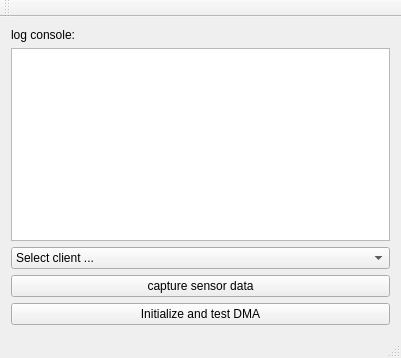
Old version of the form qt/FZ3TCPServer/mainwindow.ui in the repository HosseinBeheshti/FZ3.
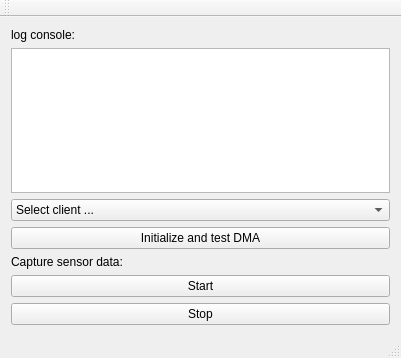
New version of the form.

Commit message: add dma read function need to count received data and save NOT WORKED NOT SAVED DATA ON CLIENT

Diff of the .ui file:
```diff
--- a/qt/FZ3TCPServer/mainwindow.ui
+++ b/qt/FZ3TCPServer/mainwindow.ui
@@ -18,7 +18,7 @@
   </property>
   <widget class="QWidget" name="centralWidget">
    <layout class="QGridLayout" name="gridLayout">
-    <item row="2" column="0">
+    <item row="2" column="1">
      <widget class="QComboBox" name="comboBox_receiver">
       <property name="minimumSize">
        <size>
@@ -33,34 +33,48 @@
       </item>
      </widget>
     </item>
-    <item row="1" column="0">
-     <widget class="QTextBrowser" name="textBrowser_receivedMessages">
-      <property name="styleSheet">
-       <string notr="true"/>
-      </property>
-     </widget>
-    </item>
-    <item row="5" column="0">
+    <item row="7" column="1">
      <widget class="QPushButton" name="pushButton_sendData">
       <property name="styleSheet">
        <string notr="true"/>
       </property>
       <property name="text">
-       <string>capture sensor data</string>
+       <string>Start</string>
       </property>
       <property name="flat">
        <bool>false</bool>
       </property>
      </widget>
     </item>
-    <item row="0" column="0">
+    <item row="0" column="1">
      <widget class="QLabel" name="label">
       <property name="text">
        <string>log console:</string>
       </property>
      </widget>
     </item>
-    <item row="6" column="0">
+    <item row="1" column="1">
+     <widget class="QTextBrowser" name="textBrowser_receivedMessages">
+      <property name="styleSheet">
+       <string notr="true"/>
+      </property>
+     </widget>
+    </item>
+    <item row="6" column="1">
+     <widget class="QLabel" name="label_2">
+      <property name="text">
+       <string>Capture sensor data:</string>
+      </property>
+     </widget>
+    </item>
+    <item row="8" column="1">
+     <widget class="QPushButton" name="pushButton_stopSendData">
+      <property name="text">
+       <string>Stop</string>
+      </property>
+     </widget>
+    </item>
+    <item row="5" column="1">
      <widget class="QPushButton" name="pushButton_init_dma">
       <property name="text">
        <string>Initialize and test DMA</string>
```
The commit also changes 4 other files.
